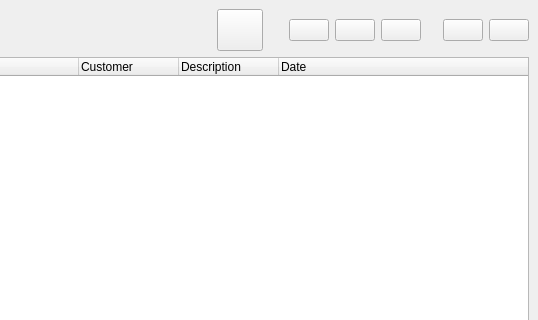
Above: trunk/ui/procedurefrm.ui from BackupTheBerlios/first4-svn before the change; both pictures show x 318 to 856 and y 0 to 320 of the 856 by 402 pixel window. Below: the same form after it.
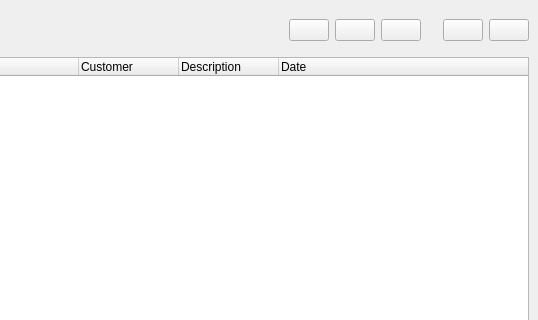
That is the form after the change. Icons and pictures are not drawn.

What changed in the file:
```diff
--- a/trunk/ui/procedurefrm.ui
+++ b/trunk/ui/procedurefrm.ui
@@ -19,7 +19,19 @@
    <property name="margin" >
     <number>9</number>
    </property>
-   <property name="spacing" >
+   <property name="topMargin" >
+    <number>9</number>
+   </property>
+   <property name="rightMargin" >
+    <number>9</number>
+   </property>
+   <property name="bottomMargin" >
+    <number>9</number>
+   </property>
+   <property name="horizontalSpacing" >
+    <number>6</number>
+   </property>
+   <property name="verticalSpacing" >
     <number>6</number>
    </property>
    <item row="0" column="0" >
@@ -27,25 +39,21 @@
      <property name="margin" >
       <number>0</number>
      </property>
-     <property name="spacing" >
+     <property name="topMargin" >
+      <number>0</number>
+     </property>
+     <property name="rightMargin" >
+      <number>0</number>
+     </property>
+     <property name="bottomMargin" >
+      <number>0</number>
+     </property>
+     <property name="horizontalSpacing" >
       <number>6</number>
      </property>
-     <item row="0" column="2" >
-      <spacer>
-       <property name="orientation" >
-        <enum>Qt::Horizontal</enum>
-       </property>
-       <property name="sizeType" >
-        <enum>QSizePolicy::Fixed</enum>
-       </property>
-       <property name="sizeHint" >
-        <size>
-         <width>20</width>
-         <height>42</height>
-        </size>
-       </property>
-      </spacer>
-     </item>
+     <property name="verticalSpacing" >
+      <number>6</number>
+     </property>
      <item row="0" column="4" >
       <widget class="QPushButton" name="btnedit" >
        <property name="sizePolicy" >
@@ -60,43 +68,7 @@
         <string/>
        </property>
        <property name="icon" >
-        <iconset resource="first.qrc" >:/images/images/kfind.png</iconset>
-       </property>
-       <property name="iconSize" >
-        <size>
-         <width>32</width>
-         <height>32</height>
-        </size>
-       </property>
-      </widget>
-     </item>
-     <item row="0" column="1" >
-      <widget class="QPushButton" name="btnsearch" >
-       <property name="sizePolicy" >
-        <sizepolicy>
-         <hsizetype>0</hsizetype>
-         <vsizetype>0</vsizetype>
-         <horstretch>0</horstretch>
-         <verstretch>0</verstretch>
-        </sizepolicy>
-       </property>
-       <property name="minimumSize" >
-        <size>
-         <width>46</width>
-         <height>42</height>
-        </size>
-       </property>
-       <property name="maximumSize" >
-        <size>
-         <width>46</width>
-         <height>42</height>
-        </size>
-       </property>
-       <property name="text" >
-        <string/>
-       </property>
-       <property name="icon" >
-        <iconset resource="first.qrc" >:/images/images/xmag.png</iconset>
+        <iconset resource="../resources/images/first4.qrc" >:/kfind.png</iconset>
        </property>
        <property name="iconSize" >
         <size>
```
Left out of the diff: 92 changed lines with no effect on the pictures.
